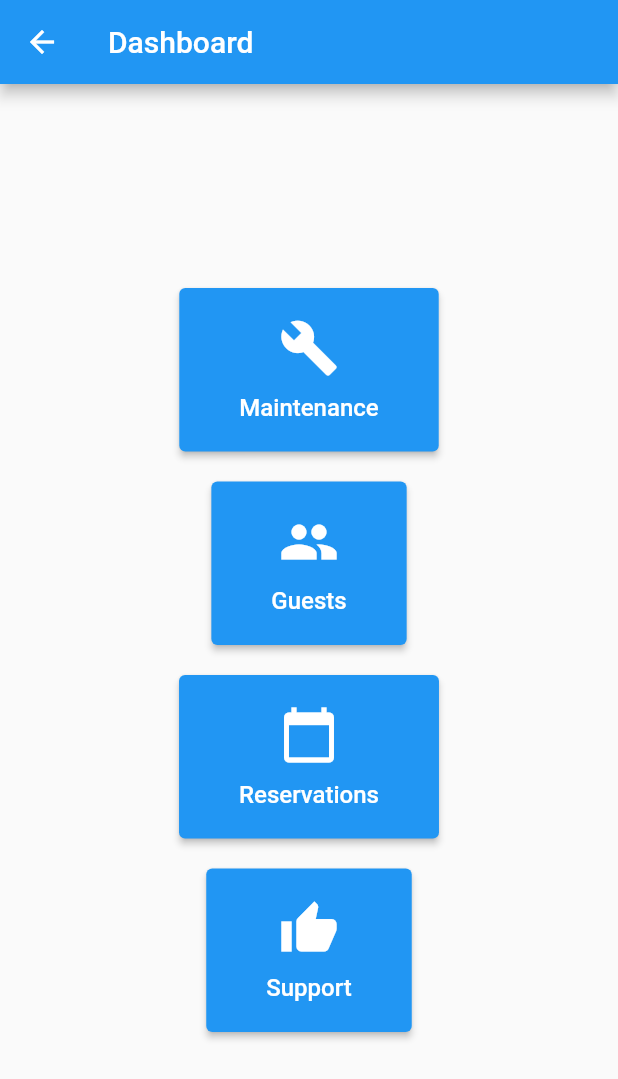
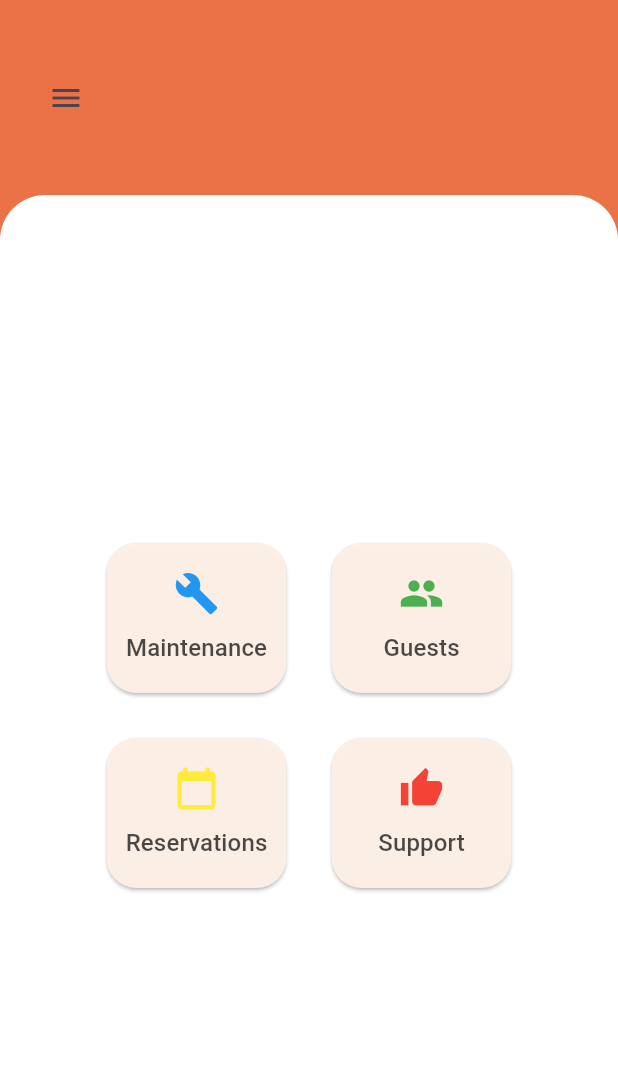
Before and after one commit to UoM-2023/mobile_frontend, a Flutter app: the DashboardScreen screen opened directly, on a phone screen of 412 x 824 dp. Shown: the top 1079 px of the screen. Run offline on Flutter 3.47's test engine with Material 2 defaults, Android fonts, the phone set to English and light mode, and no system bars; our stand-ins replace google_fonts; statements that could not run were skipped.

Commit message:
dashboard update

```diff
--- a/lib/Screens/dashboard.dart
+++ b/lib/Screens/dashboard.dart
@@ -1,57 +1,100 @@
 import 'package:flutter/material.dart';
 import 'package:apartflow_mobile_app/widgets/dashboard_buttons.dart';
-
 import 'maintenances.dart';
 
 class DashboardScreen extends StatelessWidget {
-  const DashboardScreen({super.key});
+  const DashboardScreen({Key? key});
 
   @override
   Widget build(BuildContext context) {
     return Scaffold(
-      appBar: AppBar(
-        title: const Text('Dashboard'),
+      backgroundColor: const Color.fromARGB(255, 234, 114, 70),
+      body: Column(
+        crossAxisAlignment: CrossAxisAlignment.stretch,
+        children: [
+          Container(
+            height: 130,
+            color: const Color.fromARGB(255, 234, 114, 70),
+            padding: const EdgeInsets.symmetric(horizontal: 20, vertical: 10),
+            child: Row(
+              mainAxisAlignment: MainAxisAlignment.spaceBetween,
+              children: [
+                IconButton(
+                  icon: const Icon(Icons.menu),
+                  onPressed: () {},
                 ),
-      body: Center(
+              ],
+            ),
+          ),
+          Expanded(
+            child: Container(
+              decoration: const BoxDecoration(
+                color: Colors.white,
+                borderRadius: BorderRadius.only(
+                  topLeft: Radius.circular(30),
+                  topRight: Radius.circular(30),
+                ),
+              ),
+              child: Center(
                 child: Column(
+                  mainAxisAlignment: MainAxisAlignment.center,
+                  children: [
+                    Row(
                       mainAxisAlignment: MainAxisAlignment.center,
                       children: [
                         DashboardButton(
                           title: 'Maintenance',
                           icon: Icons.build,
+                          iconColor: Colors.blue,
                           onPressed: () {
                             Navigator.push(
                               context,
-                  MaterialPageRoute(builder: (context) =>const Maintenances()),
+                              MaterialPageRoute(
+                                builder: (context) => const Maintenances(),
+                              ),
                             );
                           },
                         ),
-            const SizedBox(height: 20),
+                        const SizedBox(width: 30),
                         DashboardButton(
                           title: 'Guests',
                           icon: Icons.people,
+                          iconColor: Colors.green,
                           onPressed: () {
                             // Add your guests button logic here
                           },
                         ),
-            const SizedBox(height: 20),
+                      ],
+                    ),
+                    const SizedBox(height: 30),
+                    Row(
+                      mainAxisAlignment: MainAxisAlignment.center,
+                      children: [
                         DashboardButton(
                           title: 'Reservations',
                           icon: Icons.calendar_today,
+                          iconColor: Colors.yellow,
                           onPressed: () {
                             // Add your reservations button logic here
                           },
                         ),
-            const SizedBox(height: 20),
+                        const SizedBox(width: 30),
                         DashboardButton(
                           title: 'Support',
                           icon: Icons.thumb_up,
+                          iconColor: Colors.red,
                           onPressed: () {
                             // Add your support button logic here
                           },
                         ),
                       ],
                     ),
+                  ],
+                ),
+              ),
+            ),
+          ),
+        ],
       ),
     );
   }
--- a/lib/Screens/maintenances.dart
+++ b/lib/Screens/maintenances.dart
@@ -56,11 +56,14 @@ class _MaintenancesState extends State<Maintenances> {
               ),
             ),
             backgroundColor: const Color.fromARGB(255, 234, 114, 70),
+            iconTheme: const IconThemeData(color: Colors.white),
             actions: [
               IconButton(
-                  color: Colors.white,
                   onPressed: _openAddMaintenanceOverlay,
-                  icon: const Icon(Icons.add)),
+                  icon: const Icon(
+                    Icons.add,
+                    color: Colors.white,
+                  )),
             ]),
         body: Container(
           decoration: const BoxDecoration(
--- a/lib/main.dart
+++ b/lib/main.dart
@@ -8,10 +8,10 @@ void main() {
 class MyApp extends StatelessWidget {
   const MyApp({super.key});
 
-
   @override
   Widget build(BuildContext context) {
     return MaterialApp(
+      theme: ThemeData(useMaterial3: true),
       debugShowCheckedModeBanner: false,
       home: LoginPage(),
     );
--- a/lib/models/maintenance.dart
+++ b/lib/models/maintenance.dart
@@ -18,7 +18,7 @@ enum Category{
   Pest_Control,
   Safety_and_Security,
   Grounds_keeping,
-  Structural_Repairs,
+  Structural_Repairs, hintText,
 
 }
 
--- a/lib/widgets/dashboard_buttons.dart
+++ b/lib/widgets/dashboard_buttons.dart
@@ -4,32 +4,45 @@ class DashboardButton extends StatelessWidget {
   final String title;
   final IconData icon;
   final VoidCallback onPressed;
+  final Color iconColor;
 
   const DashboardButton({
     Key? key,
     required this.title,
     required this.icon,
     required this.onPressed,
+    required this.iconColor,
   }) : super(key: key);
 
   @override
   Widget build(BuildContext context) {
-    return ElevatedButton(
+    return SizedBox(
+      height: 100,
+      width: 120,
+      child: ElevatedButton(
         onPressed: onPressed,
         style: ElevatedButton.styleFrom(
-        padding: const EdgeInsets.symmetric(vertical: 20, horizontal: 40),
+          padding: const EdgeInsets.symmetric(vertical: 10, horizontal: 10),
+          backgroundColor: const Color.fromARGB(250, 252, 239, 230),
+          shape: RoundedRectangleBorder(
+            borderRadius: BorderRadius.circular(20),
+          ),
         ),
         child: Column(
           mainAxisAlignment: MainAxisAlignment.center,
           children: [
-          Icon(icon, size: 40),
+            Icon(icon, size: 30, color: iconColor),
             const SizedBox(height: 10),
             Text(
               title,
-            style: const TextStyle(fontSize: 16),
+              style: const TextStyle(
+                  fontSize: 16, color: Color.fromARGB(180, 0, 0, 0)),
             ),
           ],
+        ),
       ),
     );
   }
 }
+
+class IconColor {}
--- a/lib/widgets/maintenance_widgets/new_maintenance.dart
+++ b/lib/widgets/maintenance_widgets/new_maintenance.dart
@@ -37,7 +37,8 @@ class _NewMaintenance extends State<NewMaintenance> {
   Widget build(BuildContext context) {
     return Padding(
       padding: const EdgeInsets.fromLTRB(16, 48, 16, 16),
-      child: Column(children: [
+      child: Column(
+        children: [
           Row(
             children: [
               IconButton(
@@ -55,17 +56,25 @@ class _NewMaintenance extends State<NewMaintenance> {
           const SizedBox(
             height: 30,
           ),
+          Column(
+            crossAxisAlignment: CrossAxisAlignment.start,
+            children: [
+              const Text(
+                'Type', // Label text
+                style: TextStyle(color: Colors.grey), // Label text color
+              ),
+              const SizedBox(height: 8),
               DropdownButtonFormField<Category>(
                 value: _selectedCategory,
                 decoration: const InputDecoration(
-            labelText: 'Type', // Label text
                   hintText: 'Select the Type', // Hint text
                   border: OutlineInputBorder(),
                   enabledBorder: OutlineInputBorder(
                     borderSide: BorderSide(color: Colors.grey),
                   ),
                   focusedBorder: OutlineInputBorder(
-              borderSide: BorderSide(color: Color.fromARGB(255, 230, 168, 114)),
+                    borderSide:
+                        BorderSide(color: Color.fromARGB(255, 230, 168, 114)),
                   ),
                   labelStyle: TextStyle(color: Colors.grey), // Label text color
                 ),
@@ -86,12 +95,19 @@ class _NewMaintenance extends State<NewMaintenance> {
                   });
                 },
               ),
+            ],
+          ),
           const SizedBox(height: 16),
+          Column(crossAxisAlignment: CrossAxisAlignment.start, children: [
+            const Text(
+              'Description',
+              style: TextStyle(color: Colors.grey),
+            ),
+            const SizedBox(height: 8),
             TextField(
               controller: _descriptionController,
               maxLength: 50,
               decoration: const InputDecoration(
-            labelText: 'Description', // Label text
                 hintText: 'Type here', // Hint text
                 border: OutlineInputBorder(), // Border
                 enabledBorder: OutlineInputBorder(
@@ -100,7 +116,8 @@ class _NewMaintenance extends State<NewMaintenance> {
                 ),
                 focusedBorder: OutlineInputBorder(
                   // Border when focused
-              borderSide: BorderSide(color: Color.fromARGB(255, 230, 168, 114)),
+                  borderSide:
+                      BorderSide(color: Color.fromARGB(255, 230, 168, 114)),
                 ),
                 labelStyle: TextStyle(color: Colors.grey), // Label text color
               ),
@@ -130,6 +147,8 @@ class _NewMaintenance extends State<NewMaintenance> {
               ],
             ),
           ]),
+        ],
+      ),
     );
   }
 }
```
Lines whose indentation alone changed are shown as unchanged.
